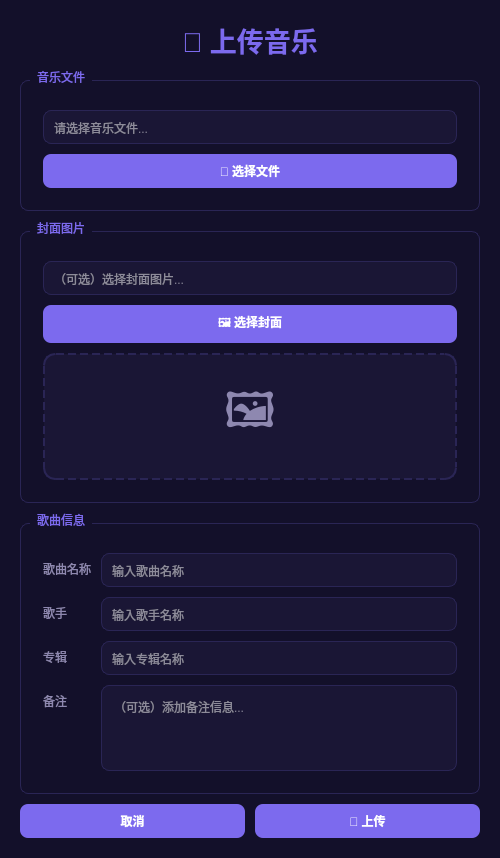
This is client/src/upload_dialog.ui in WaterSilverHg/music_player as Qt 5 draws it before an edit. The edited form follows.
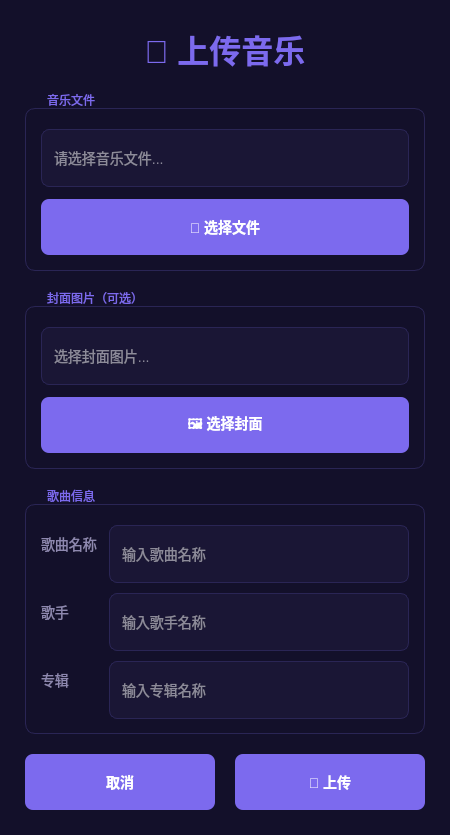
This is the edited form.

Diff of the .ui file:
```diff
--- a/client/src/upload_dialog.ui
+++ b/client/src/upload_dialog.ui
@@ -6,22 +6,45 @@
    <rect>
     <x>0</x>
     <y>0</y>
-    <width>500</width>
-    <height>520</height>
+    <width>450</width>
+    <height>835</height>
    </rect>
   </property>
+  <property name="sizePolicy">
+   <sizepolicy hsizetype="Preferred" vsizetype="Preferred">
+    <horstretch>0</horstretch>
+    <verstretch>0</verstretch>
+   </sizepolicy>
+  </property>
+  <property name="minimumSize">
+   <size>
+    <width>450</width>
+    <height>835</height>
+   </size>
+  </property>
+  <property name="maximumSize">
+   <size>
+    <width>450</width>
+    <height>835</height>
+   </size>
+  </property>
+  <property name="contextMenuPolicy">
+   <enum>Qt::DefaultContextMenu</enum>
+  </property>
   <property name="windowTitle">
    <string>上传音乐</string>
   </property>
   <property name="styleSheet">
    <string notr="true">QDialog { background-color: #13102A; }
-QLabel { color: #8E88B0; }
+QLabel { color: #8E88B0; font-size: 14px; }
 QLineEdit { 
     background-color: #1A1635; 
     border: 1px solid #2A2555; 
     border-radius: 8px; 
-    padding: 8px; 
+    padding: 10px; 
     color: white;
+    font-size: 14px;
+    min-height: 36px;
 }
 QLineEdit:focus { 
     border-color: #7C6AEE; 
@@ -30,9 +53,11 @@
     background-color: #7C6AEE; 
     border: none; 
     border-radius: 8px; 
-    padding: 8px 20px; 
+    padding: 10px 24px; 
     color: white; 
     font-weight: bold;
+    font-size: 14px;
+    min-height: 36px;
 }
 QPushButton:hover { 
     background-color: #8B7AE6; 
@@ -44,27 +69,37 @@
     background-color: #3A3555; 
     color: #605A80;
 }
-QTextEdit { 
-    background-color: #1A1635; 
+QGroupBox { 
     border: 1px solid #2A2555; 
-    border-radius: 8px; 
-    padding: 8px; 
-    color: white;
+    border-radius: 10px; 
+    margin-top: 15px; 
+    padding-top: 5px;
 }
-QTextEdit:focus { 
-    border-color: #7C6AEE; 
+QGroupBox::title { 
+    color: #7C6AEE; 
+    subcontrol-origin: margin; 
+    left: 12px; 
+    padding: 0 8px; 
+    font-weight: bold; 
+    font-size: 14px;
 }
 </string>
   </property>
   <layout class="QVBoxLayout" name="verticalLayout">
+   <property name="spacing">
+    <number>20</number>
+   </property>
+   <property name="margin" stdset="0">
+    <number>25</number>
+   </property>
    <item>
     <widget class="QLabel" name="titleLabel">
+     <property name="styleSheet">
+      <string notr="true">font-size: 24pt; font-weight: bold; color: #7C6AEE;</string>
+     </property>
      <property name="text">
       <string>🎵 上传音乐</string>
      </property>
-     <property name="styleSheet">
-      <string notr="true">font-size: 20pt; font-weight: bold; color: #7C6AEE;</string>
-     </property>
      <property name="alignment">
       <set>Qt::AlignCenter</set>
      </property>
@@ -75,11 +110,13 @@
      <property name="title">
       <string>音乐文件</string>
      </property>
-     <property name="styleSheet">
-      <string notr="true">QGroupBox { border: 1px solid #2A2555; border-radius: 8px; margin-top: 10px; }
-QGroupBox::title { color: #7C6AEE; subcontrol-origin: margin; left: 10px; padding: 0 5px; }</string>
-     </property>
      <layout class="QVBoxLayout" name="fileLayout">
+      <property name="spacing">
+       <number>12</number>
+      </property>
+      <property name="margin" stdset="0">
+       <number>15</number>
+      </property>
       <item>
        <widget class="QLineEdit" name="filePathEdit">
         <property name="readOnly">
@@ -103,20 +140,22 @@
    <item>
     <widget class="QGroupBox" name="coverGroup">
      <property name="title">
-      <string>封面图片</string>
-     </property>
-     <property name="styleSheet">
-      <string notr="true">QGroupBox { border: 1px solid #2A2555; border-radius: 8px; margin-top: 10px; }
-QGroupBox::title { color: #7C6AEE; subcontrol-origin: margin; left: 10px; padding: 0 5px; }</string>
+      <string>封面图片（可选）</string>
      </property>
      <layout class="QVBoxLayout" name="coverLayout">
+      <property name="spacing">
+       <number>12</number>
+      </property>
+      <property name="margin" stdset="0">
+       <number>15</number>
+      </property>
       <item>
        <widget class="QLineEdit" name="coverPathEdit">
         <property name="readOnly">
          <bool>true</bool>
         </property>
         <property name="placeholderText">
-         <string>（可选）选择封面图片...</string>
+         <string>选择封面图片...</string>
         </property>
        </widget>
       </item>
@@ -127,22 +166,6 @@
         </property>
        </widget>
       </item>
-      <item>
-       <widget class="QLabel" name="coverPreview">
-        <property name="text">
-         <string>🖼️</string>
-        </property>
-        <property name="styleSheet">
-         <string notr="true">font-size: 48px; background-color: #1A1635; border: 2px dashed #2A2555; border-radius: 12px; padding: 20px; text-align: center;</string>
-        </property>
-        <property name="alignment">
-         <set>Qt::AlignCenter</set>
-        </property>
-        <property name="scaledContents">
-         <bool>true</bool>
-        </property>
-       </widget>
-      </item>
      </layout>
     </widget>
    </item>
@@ -151,11 +174,19 @@
      <property name="title">
       <string>歌曲信息</string>
      </property>
-     <property name="styleSheet">
-      <string notr="true">QGroupBox { border: 1px solid #2A2555; border-radius: 8px; margin-top: 10px; }
-QGroupBox::title { color: #7C6AEE; subcontrol-origin: margin; left: 10px; padding: 0 5px; }</string>
-     </property>
      <layout class="QFormLayout" name="infoLayout">
+      <property name="fieldGrowthPolicy">
+       <enum>QFormLayout::AllNonFixedFieldsGrow</enum>
+      </property>
+      <property name="horizontalSpacing">
+       <number>12</number>
+      </property>
+      <property name="verticalSpacing">
+       <number>12</number>
+      </property>
+      <property name="margin" stdset="0">
+       <number>15</number>
+      </property>
       <item row="0" column="0">
        <widget class="QLabel" name="titleLabel_2">
         <property name="text">
@@ -165,6 +196,12 @@
       </item>
       <item row="0" column="1">
        <widget class="QLineEdit" name="titleEdit">
+        <property name="sizePolicy">
+         <sizepolicy hsizetype="Expanding" vsizetype="Fixed">
+          <horstretch>1</horstretch>
+          <verstretch>0</verstretch>
+         </sizepolicy>
+        </property>
         <property name="placeholderText">
          <string>输入歌曲名称</string>
         </property>
@@ -179,6 +216,12 @@
       </item>
       <item row="1" column="1">
        <widget class="QLineEdit" name="artistEdit">
+        <property name="sizePolicy">
+         <sizepolicy hsizetype="Expanding" vsizetype="Fixed">
+          <horstretch>1</horstretch>
+          <verstretch>0</verstretch>
+         </sizepolicy>
+        </property>
         <property name="placeholderText">
          <string>输入歌手名称</string>
         </property>
@@ -193,35 +236,36 @@
       </item>
       <item row="2" column="1">
        <widget class="QLineEdit" name="albumEdit">
+        <property name="sizePolicy">
+         <sizepolicy hsizetype="Expanding" vsizetype="Fixed">
+          <horstretch>1</horstretch>
+          <verstretch>0</verstretch>
+         </sizepolicy>
+        </property>
         <property name="placeholderText">
          <string>输入专辑名称</string>
         </property>
        </widget>
       </item>
-      <item row="3" column="0">
-       <widget class="QLabel" name="commentLabel">
-        <property name="text">
-         <string>备注</string>
-        </property>
-       </widget>
-      </item>
-      <item row="3" column="1">
-       <widget class="QTextEdit" name="commentEdit">
-        <property name="placeholderText">
-         <string>（可选）添加备注信息...</string>
-        </property>
-        <property name="maximumHeight">
-         <number>60</number>
-        </property>
-       </widget>
-      </item>
      </layout>
     </widget>
    </item>
    <item>
     <layout class="QHBoxLayout" name="buttonLayout">
+     <property name="spacing">
+      <number>20</number>
+     </property>
+     <property name="margin" stdset="0">
+      <number>0</number>
+     </property>
      <item>
       <widget class="QPushButton" name="cancelButton">
+       <property name="sizePolicy">
+        <sizepolicy hsizetype="Expanding" vsizetype="Fixed">
+         <horstretch>1</horstretch>
+         <verstretch>0</verstretch>
+        </sizepolicy>
+       </property>
        <property name="text">
         <string>取消</string>
        </property>
@@ -229,6 +273,12 @@
      </item>
      <item>
       <widget class="QPushButton" name="uploadButton">
+       <property name="sizePolicy">
+        <sizepolicy hsizetype="Expanding" vsizetype="Fixed">
+         <horstretch>1</horstretch>
+         <verstretch>0</verstretch>
+        </sizepolicy>
+       </property>
        <property name="text">
         <string>🚀 上传</string>
        </property>
@@ -241,7 +291,7 @@
    </item>
   </layout>
  </widget>
- <layoutdefault spacing="10" margin="20"/>
+ <layoutdefault spacing="20" margin="25"/>
  <resources/>
  <connections/>
 </ui>
```
Left out of the diff: 2 changed lines with no effect on the pictures.
